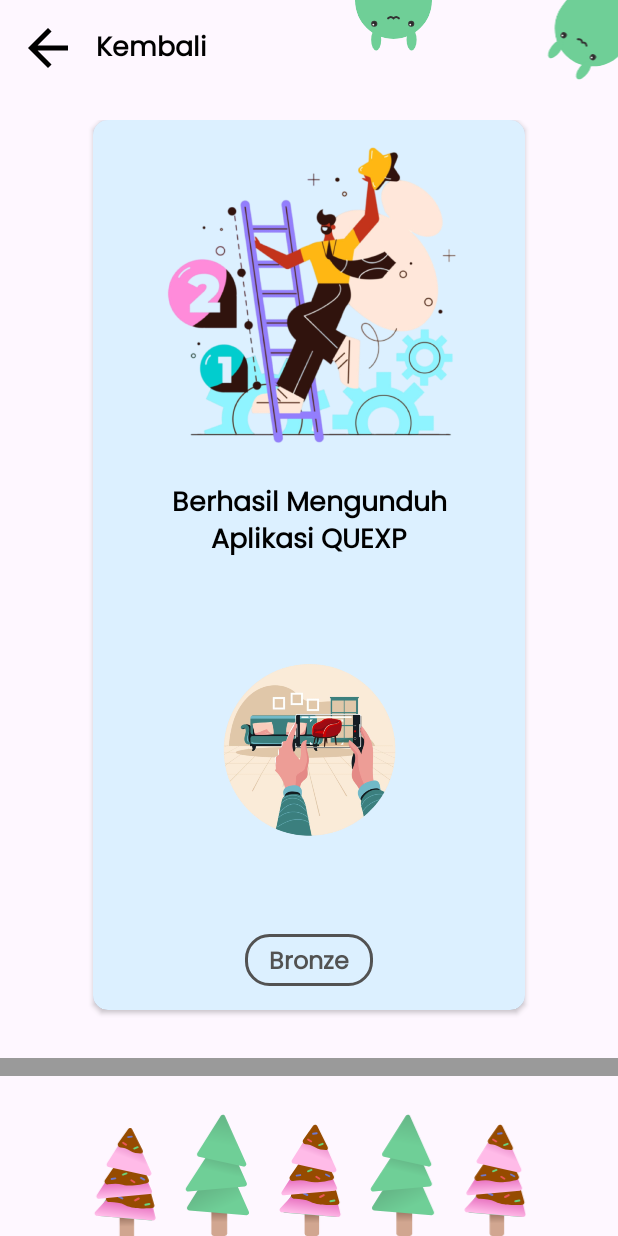
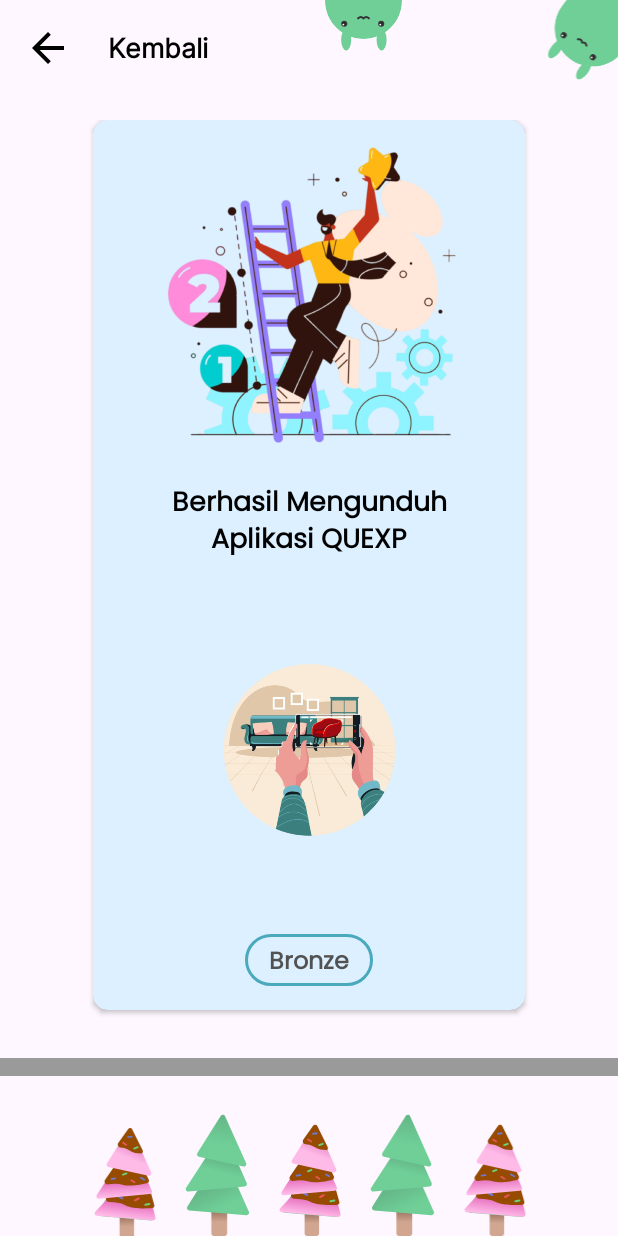
Before and after one commit to FaishalAlbadri/Quexp, an Android app: the layout activity_roadmap.xml on its own in the app's theme, with its tools: preview values and no code run, on a phone screen of 412 x 824 dp. Run offline under Robolectric (Android 15) with nearby library versions, the phone set to English and light mode, and no system bars.

Commit message:
fix bintang

```diff
--- a/app/src/main/res/drawable/bg_button_accent_circle.xml
+++ b/app/src/main/res/drawable/bg_button_accent_circle.xml
@@ -2,8 +2,8 @@
 <selector xmlns:android="http://schemas.android.com/apk/res/android">
     <item>
         <shape>
-            <corners android:radius="15dp"/>
-            <stroke android:width="2dp" android:color="@color/gray_52" />
+            <corners android:radius="20dp"/>
+            <stroke android:width="2dp" android:color="@color/colorAccent" />
         </shape>
     </item>
 </selector>
--- a/app/src/main/res/layout/activity_roadmap.xml
+++ b/app/src/main/res/layout/activity_roadmap.xml
@@ -10,9 +10,9 @@
         android:layout_width="wrap_content"
         android:layout_height="wrap_content"
         android:src="@drawable/ic_bunny_stripes_down"
-        android:layout_marginLeft="48dp"
-        app:layout_constraintLeft_toRightOf="@+id/btn_back"
+        app:layout_constraintLeft_toLeftOf="parent"
         app:layout_constraintRight_toRightOf="parent"
+        app:layout_constraintHorizontal_bias="0.6"
         app:layout_constraintTop_toTopOf="parent" />
 
     <ImageView
@@ -24,31 +24,34 @@
         app:layout_constraintRight_toRightOf="parent"
         app:layout_constraintTop_toTopOf="parent" />
 
+    <TextView
+        android:layout_width="0dp"
+        android:layout_height="0dp"
+        android:gravity="center_vertical"
+        android:text="@string/text_kembali"
+        android:ellipsize="end"
+        android:maxLines="1"
+        android:fontFamily="@font/inter"
+        android:paddingHorizontal="8dp"
+        android:textColor="@android:color/black"
+        android:textSize="18sp"
+        android:textStyle="bold"
+        app:layout_constraintBottom_toBottomOf="@+id/btn_back"
+        app:layout_constraintLeft_toRightOf="@+id/btn_back"
+        app:layout_constraintRight_toRightOf="parent"
+        app:layout_constraintTop_toTopOf="@+id/btn_back" />
+
     <ImageView
         android:id="@+id/btn_back"
         android:layout_width="0dp"
         android:layout_height="?attr/actionBarSize"
         android:background="?attr/selectableItemBackground"
         android:foreground="?attr/selectableItemBackground"
-        android:padding="12dp"
+        android:padding="16dp"
         android:src="@drawable/baseline_arrow_back_24"
         app:layout_constraintDimensionRatio="1:1"
         app:layout_constraintLeft_toLeftOf="parent"
-        app:layout_constraintTop_toTopOf="parent"
-        />
-
-    <TextView
-        android:layout_width="wrap_content"
-        android:layout_height="wrap_content"
-        app:layout_constraintTop_toTopOf="parent"
-        app:layout_constraintLeft_toRightOf="@id/btn_back"
-        android:layout_marginTop="18dp"
-        android:text="@string/text_kembali"
-        android:textStyle="bold"
-        android:fontFamily="@font/poppins"
-        android:textColor="@color/black"
-        android:textSize="18sp"
-        />
+        app:layout_constraintTop_toTopOf="parent" />
 
     <androidx.recyclerview.widget.RecyclerView
         android:id="@+id/rv_roadmap"
```
Also changed, not shown: app/src/main/res/layout/base_toolbar.xml (+1 -19 lines), app/src/main/res/layout/fragment_home.xml (+9 -9 lines).
